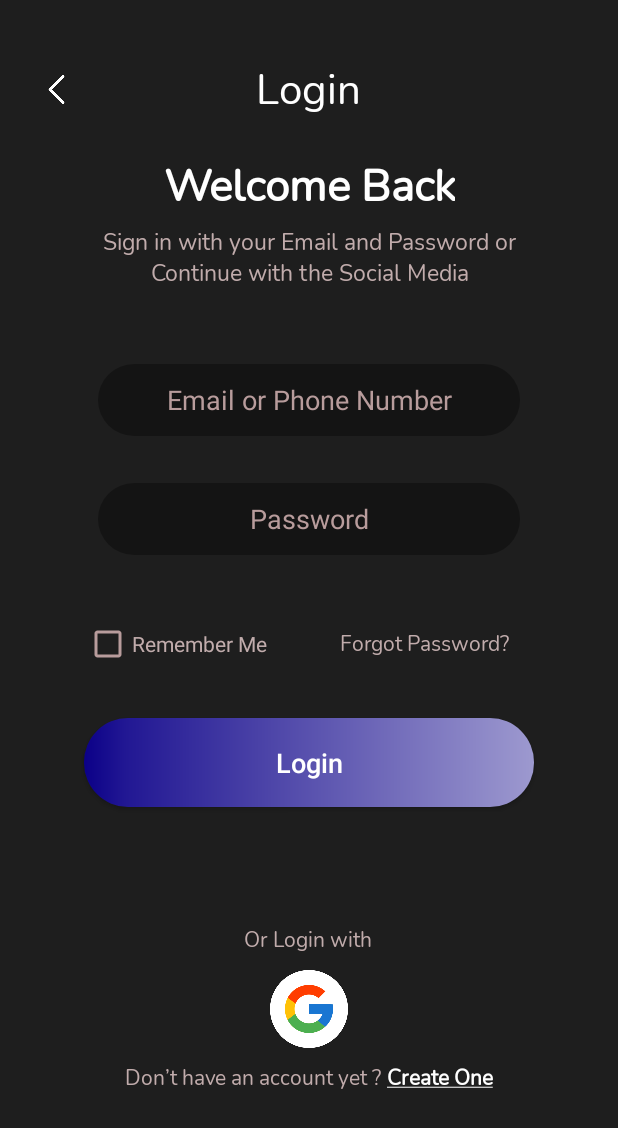
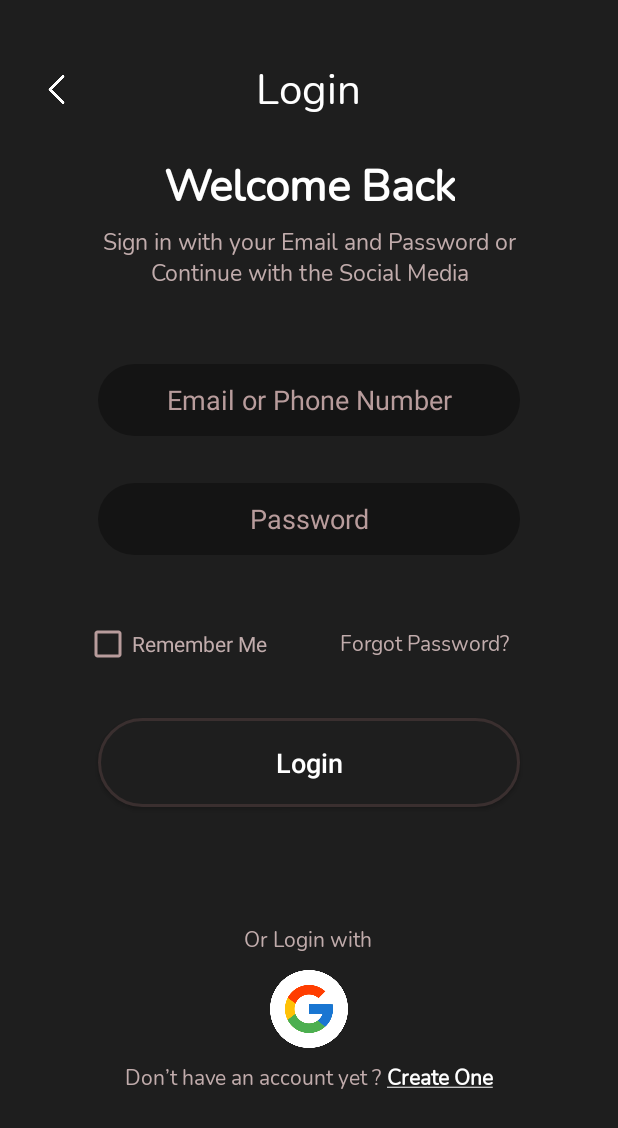
Before and after one commit to rishabhraj1572/GemX, an Android app: the screen it shows after launch (LoginActivity), on a phone screen of 412 x 824 dp. Shown: the top 1128 px of the screen. Run offline under Robolectric (Android 15) with nearby library versions, the phone set to English and light mode, and no system bars.

Commit message:
activity_login line 136

```diff
--- a/app/src/main/java/com/gemx/gemx/LoginActivity.java
+++ b/app/src/main/java/com/gemx/gemx/LoginActivity.java
@@ -1,12 +1,7 @@
 package com.gemx.gemx;
 
 import android.content.Intent;
-import android.graphics.Color;
-import android.os.Build;
 import android.os.Bundle;
-import android.view.View;
-import android.view.Window;
-import android.view.WindowManager;
 import android.widget.ImageView;
 import android.widget.TextView;
 
--- /dev/null
+++ b/app/src/main/res/drawable/button_outline.xml
@@ -0,0 +1,6 @@
+<?xml version="1.0" encoding="utf-8"?>
+<shape xmlns:android="http://schemas.android.com/apk/res/android">
+    <solid android:color="#1E1E1E" />
+    <stroke android:color="#3A2F2F" android:width="2dp"/>
+    <corners android:radius="29dp" />
+</shape>
--- /dev/null
+++ b/app/src/main/res/drawable/selector_button.xml
@@ -0,0 +1,4 @@
+<selector xmlns:android="http://schemas.android.com/apk/res/android">
+    <item android:drawable="@drawable/button_bg" android:state_pressed="true"/>
+    <item android:drawable="@drawable/button_outline"/>
+</selector>
--- a/app/src/main/res/layout/activity_login.xml
+++ b/app/src/main/res/layout/activity_login.xml
@@ -123,15 +123,17 @@
         android:layout_width="303dp"
         android:layout_height="59dp"
         android:layout_below="@id/linearLayout"
-        android:layout_alignStart="@+id/linearLayout"
-        android:layout_alignEnd="@+id/linearLayout"
+        android:layout_alignStart="@+id/et_password"
+        android:layout_alignEnd="@+id/et_password"
         android:layout_marginTop="25dp"
-        android:background="@drawable/button_bg"
+        android:background="@drawable/selector_button"
         android:padding="12dp"
         android:text="Login"
-        android:textSize="18sp"
+        android:textAllCaps="false"
         android:textColor="@color/white"
-        android:textAllCaps="false"/>
+        android:textSize="18sp" />
+
+    <!--android:background="@drawable/button_bg"-->
 
 
     <TextView
```
